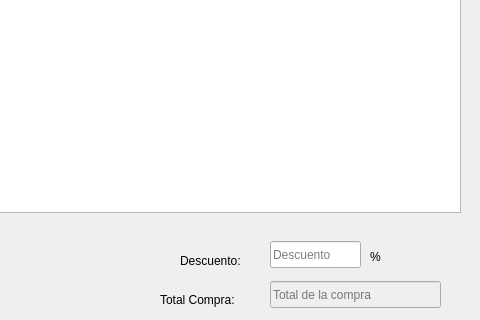
Above: ui_compras_prod.ui from yonathanalexis/tarea3_compras before the change; both pictures show x 320 to 800 and y 299 to 619 of the 800 by 619 pixel window. Below: the same form after it.
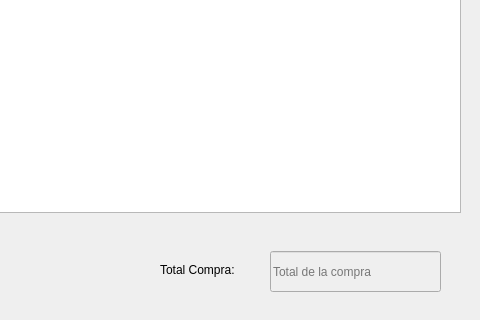
That is the form after the change.

Commit message: cambio interfaz final compras

The edit to the form file:
```diff
--- a/ui_compras_prod.ui
+++ b/ui_compras_prod.ui
@@ -108,7 +108,7 @@
    <property name="geometry">
     <rect>
      <x>480</x>
-     <y>590</y>
+     <y>560</y>
      <width>101</width>
      <height>17</height>
     </rect>
@@ -130,51 +130,6 @@
     <string>Guardar Compra</string>
    </property>
   </widget>
-  <widget class="QLabel" name="label_2">
-   <property name="geometry">
-    <rect>
-     <x>500</x>
-     <y>550</y>
-     <width>81</width>
-     <height>20</height>
-    </rect>
-   </property>
-   <property name="text">
-    <string>Descuento:</string>
-   </property>
-  </widget>
-  <widget class="QLineEdit" name="line_descuento">
-   <property name="enabled">
-    <bool>true</bool>
-   </property>
-   <property name="geometry">
-    <rect>
-     <x>590</x>
-     <y>540</y>
-     <width>91</width>
-     <height>27</height>
-    </rect>
-   </property>
-   <property name="placeholderText">
-    <string>Descuento</string>
-   </property>
-  </widget>
-  <widget class="QLabel" name="label_3">
-   <property name="geometry">
-    <rect>
-     <x>690</x>
-     <y>540</y>
-     <width>66</width>
-     <height>31</height>
-    </rect>
-   </property>
-   <property name="lineWidth">
-    <number>1</number>
-   </property>
-   <property name="text">
-    <string>%</string>
-   </property>
-  </widget>
   <widget class="QLineEdit" name="line_total">
    <property name="enabled">
     <bool>false</bool>
@@ -182,9 +137,9 @@
    <property name="geometry">
     <rect>
      <x>590</x>
-     <y>580</y>
+     <y>550</y>
      <width>171</width>
-     <height>27</height>
+     <height>41</height>
     </rect>
    </property>
    <property name="placeholderText">
```
The commit also changes 6 other files.
